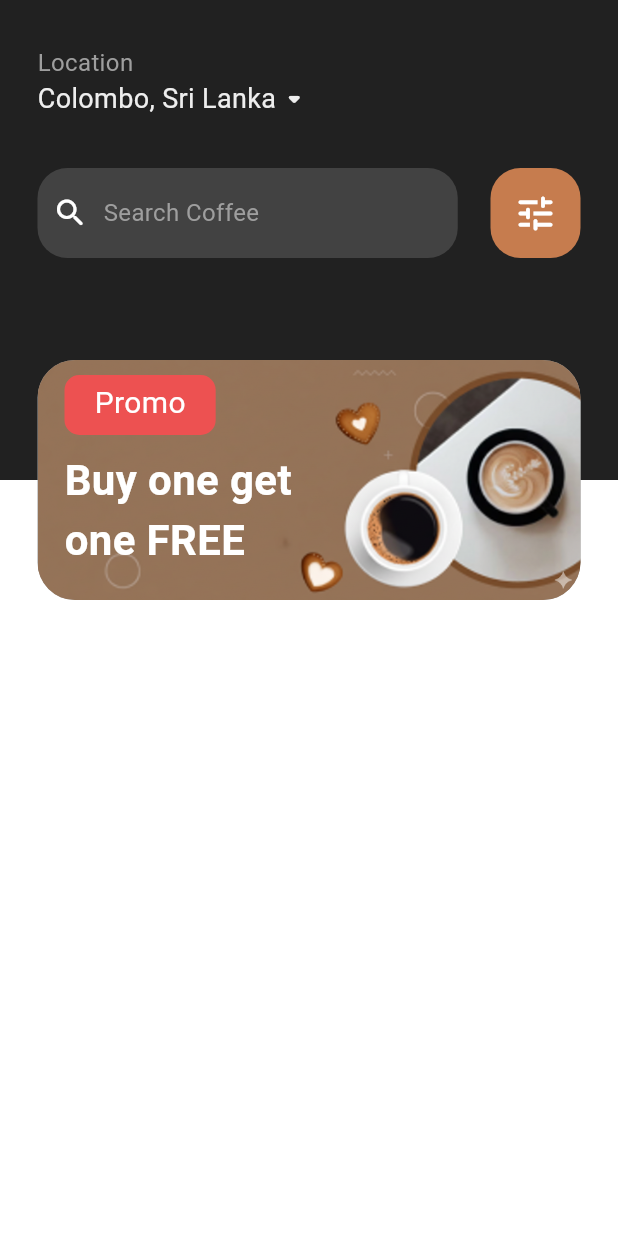
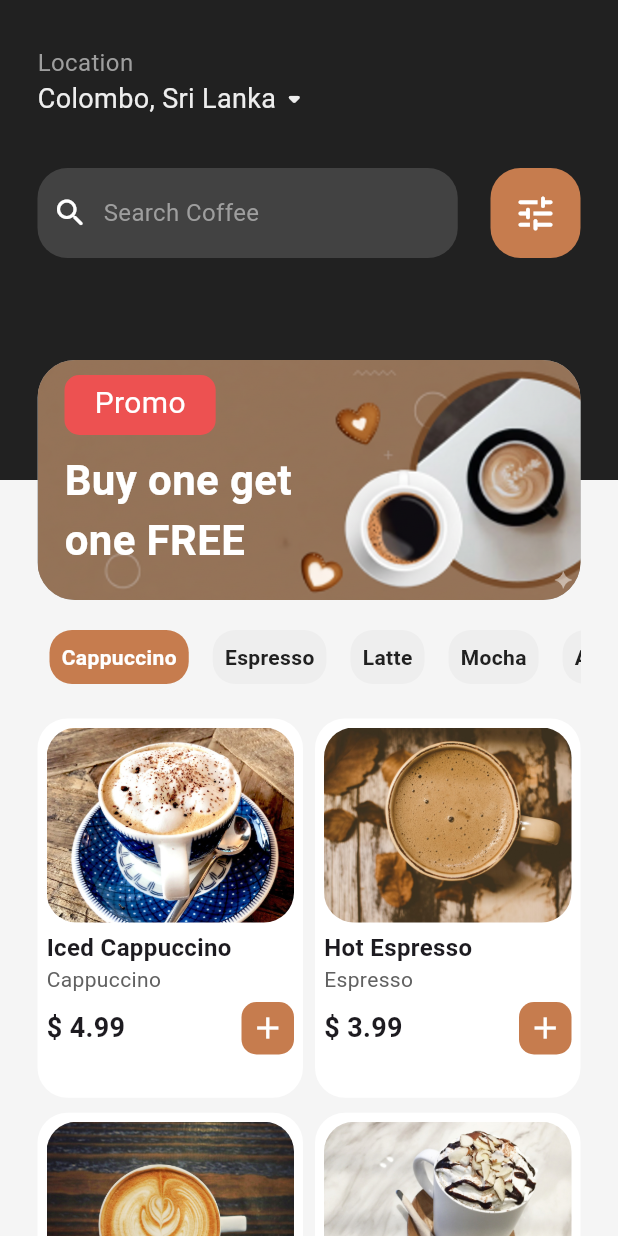
Before and after one commit to Eranga035225/coffee_shop_mobile_app_UI_Flutter, a Flutter app: the HomeScreen screen opened directly, on a phone screen of 412 x 824 dp. Run offline on Flutter 3.47's test engine with Material 3 defaults, Android fonts, the phone set to English and light mode, and no system bars.

Commit message:
completed developing the UI of the home screen also

```diff
--- a/lib/Screens/home_screen.dart
+++ b/lib/Screens/home_screen.dart
@@ -1,5 +1,7 @@
 import 'package:coffee_shop_app/utils/custom_colors.dart';
 import 'package:flutter/material.dart';
+
+import '../data/demo_data.dart';
 
 class HomeScreen extends StatelessWidget {
   const HomeScreen({super.key});
@@ -8,8 +10,9 @@ class HomeScreen extends StatelessWidget {
   Widget build(BuildContext context) {
     final size = MediaQuery.sizeOf(context);
     return Scaffold(
-      backgroundColor: Colors.white,
-      body: Column(children: [
+      backgroundColor: Colors.grey.shade100,
+      body: SingleChildScrollView(
+        child: Column(children: [
           SizedBox(
             height:400,
             child: Stack(
@@ -149,6 +152,118 @@ class HomeScreen extends StatelessWidget {
 
 
 
+            ),
+
+            SizedBox(height: 12),
+            Padding(
+              padding: const EdgeInsets.symmetric(horizontal: 25),
+              child: Column(
+
+
+                children: [
+                  SingleChildScrollView(
+                scrollDirection: Axis.horizontal,
+                child: Row(
+                  children: DemoData.coffeeCategories.map(
+                    (category)=>
+                    Padding(
+                      padding: const EdgeInsets.all(8.0),
+                      child: Container(
+                        padding: EdgeInsets.all(8.0),
+
+                        decoration: BoxDecoration(
+                          color: DemoData.coffeeCategories.indexOf(category) == 0 ? CustomColors.primaryColor : Colors.grey.shade200,
+                          borderRadius: BorderRadius.circular(15)
+                        ),
+                        child: Text(category, style:
+                        TextStyle(
+                          color: DemoData.coffeeCategories.indexOf(category) == 0 ? Colors.white : Colors.grey.shade900,
+                          fontWeight: FontWeight.bold
+
+
+                        )),
+                      )
+                    )
+
+                  ).toList(),
+
+                ),
+              ),
+
+              SizedBox(height:15),
+
+              MediaQuery.removePadding(
+                context: context,
+                removeTop: true,
+                child: GridView.builder(
+
+                  shrinkWrap: true,
+                  gridDelegate: SliverGridDelegateWithFixedCrossAxisCount(crossAxisCount: 2, mainAxisSpacing: 10,
+                  crossAxisSpacing: 8,
+                  childAspectRatio: 0.7),
+                  itemCount: DemoData.products.length,
+                  physics: NeverScrollableScrollPhysics(),
+                  itemBuilder:(context, index) {
+                    final product = DemoData.products[index];
+                    return Container(
+                      padding: EdgeInsets.all(6.0),
+                      // color: Colors.white,
+                        decoration: BoxDecoration(
+                          color: Colors.white,
+                          borderRadius: BorderRadius.circular(20)
+                        ),
+                        child: Column(
+                          crossAxisAlignment: CrossAxisAlignment.start,
+                            children: [
+                              Container(
+                                height:130,
+                                decoration: BoxDecoration(
+                                  // color: Colors.grey,
+                                  image: DecorationImage(
+                                    image: AssetImage(product.image),
+                                    fit: BoxFit.cover
+
+                                  ),
+                                  borderRadius: BorderRadius.circular(20)
+
+                                ),
+
+                              ),
+                              SizedBox(height:5),
+                              Text(product.name, style:TextStyle(fontWeight: FontWeight.bold, fontSize: 16)),
+                              Text(product.category, style:TextStyle(color:Colors.grey.shade700)),
+                              SizedBox(height:5),
+                              Row(
+                                mainAxisAlignment: MainAxisAlignment.spaceBetween,
+                                children : [
+                                Text('\$ ${product.price}', style: TextStyle(fontWeight: FontWeight.bold, fontSize: 18),),
+                                Container(
+                                  width:35,
+                                  height:35,
+                                  decoration: BoxDecoration(
+                                    color: CustomColors.primaryColor,
+                                    borderRadius: BorderRadius.circular(10)
+
+                                  ),
+                                  child: Icon(Icons.add, color: Colors.white,),
+                                )
+                              ],)
+                            ],
+
+
+
+                        )
+                    );
+                  },
+
+
+
+                ),
+              ),
+
+
+                ],
+              ),
             )
 
 
@@ -157,7 +272,8 @@ class HomeScreen extends StatelessWidget {
 
 
 
-      ],)
+        ],),
+      )
 
 
 
--- /dev/null
+++ b/lib/data/demo_data.dart
@@ -0,0 +1,71 @@
+import 'package:coffee_shop_app/models/ProductModel.dart';
+
+class DemoData{
+
+  static List<String> coffeeCategories = [
+    'Cappuccino',
+    'Espresso',
+    'Latte',
+    'Mocha',
+    'Americano',
+    'Macchiato',
+    'Flat White',
+    'Cold Brew',
+    'Iced Coffee',
+    'Frappuccino',
+
+  ];
+
+  static List<Product> products = [
+    Product(
+      name: 'Iced Cappuccino',
+      image: 'assets/images/capuccino.jpg',
+      rating: 4.5,
+      category: 'Cappuccino ',
+      price: 4.99,
+    ),
+    Product(
+      name: 'Hot Espresso',
+      image: 'assets/images/espresso.jpg',
+      rating: 4.7,
+      category: 'Espresso',
+      price: 3.99,
+    ),
+    Product(
+      name: 'Vanilla Latte',
+      image: 'assets/images/latte.jpg',
+      rating: 4.6,
+      category: 'Latte',
+      price: 5.49,
+    ),
+    Product(
+      name: 'Classic Mocha',
+      image: 'assets/images/mocha.jpg',
+      rating: 4.4,
+      category: 'Mocha',
+      price: 5.99,
+    ),
+    Product(
+      name: 'Caffe Americano',
+      image: 'assets/images/americano.jpg',
+      rating: 4.3,
+      category: 'Americano',
+      price: 3.49,
+    ),
+
+
+
+
+
+
+  ];
+
+
+
+
+
+
+
+
+
+}
--- /dev/null
+++ b/lib/models/ProductModel.dart
@@ -0,0 +1,19 @@
+class Product {
+
+  String name;
+  String image;
+  double rating;
+  String category;
+  double price;
+
+
+  Product({
+    required this.name,
+    required this.image,
+    required this.rating,
+    required this.category,
+    required this.price,
+});
+
+
+}
```
Also changed, not shown: assets/images/Banner1.png (deleted), assets/images/americano.jpg (added), assets/images/banner.png (deleted), assets/images/capuccino.jpg (added), assets/images/coffee1.jpg (deleted), assets/images/coffee2.jpg (deleted), assets/images/espresso.jpg (added), assets/images/latte.jpg (added), assets/images/mocha.jpg (added), assets/images/onboard_image.jpg (deleted). Lines whose indentation alone changed are shown as unchanged.
